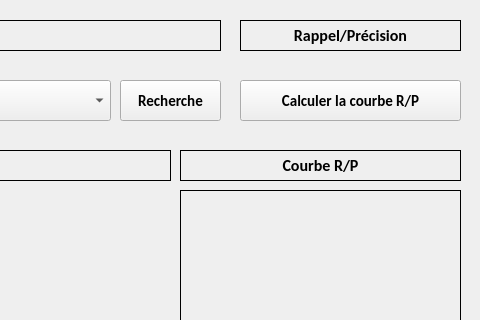
First picture: the form in src/search.ui, repository yoest/mir-project, before the edit; both pictures show x 720 to 1200 and y 0 to 320 of the 1200 by 600 pixel window.
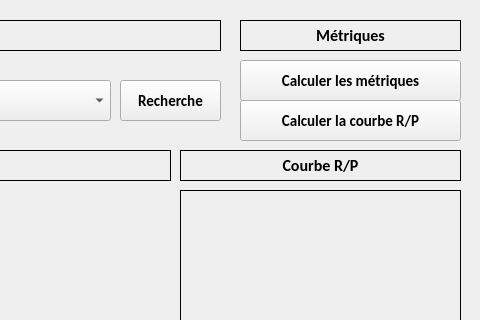
Second picture: the form after the edit.

Commit message: add the ability to see recall and precision metrics

```diff
--- a/src/search.ui
+++ b/src/search.ui
@@ -327,7 +327,7 @@
      <enum>QFrame::Panel</enum>
     </property>
     <property name="text">
-     <string>Rappel/Précision</string>
+     <string>Métriques</string>
     </property>
     <property name="alignment">
      <set>Qt::AlignCenter</set>
@@ -494,7 +494,7 @@
     <property name="geometry">
      <rect>
       <x>960</x>
-      <y>80</y>
+      <y>100</y>
       <width>221</width>
       <height>41</height>
      </rect>
@@ -595,6 +595,27 @@
      <string>Menu</string>
     </property>
    </widget>
+   <widget class="QPushButton" name="calcul_metric_btn">
+    <property name="geometry">
+     <rect>
+      <x>960</x>
+      <y>60</y>
+      <width>221</width>
+      <height>41</height>
+     </rect>
+    </property>
+    <property name="font">
+     <font>
+      <family>Calibri</family>
+      <pointsize>11</pointsize>
+      <weight>75</weight>
+      <bold>true</bold>
+     </font>
+    </property>
+    <property name="text">
+     <string>Calculer les métriques</string>
+    </property>
+   </widget>
   </widget>
   <widget class="QMenuBar" name="menubar">
    <property name="geometry">
```
Left out of the diff: 2 changed lines with no effect on the pictures. The commit also changes 6 other files.
